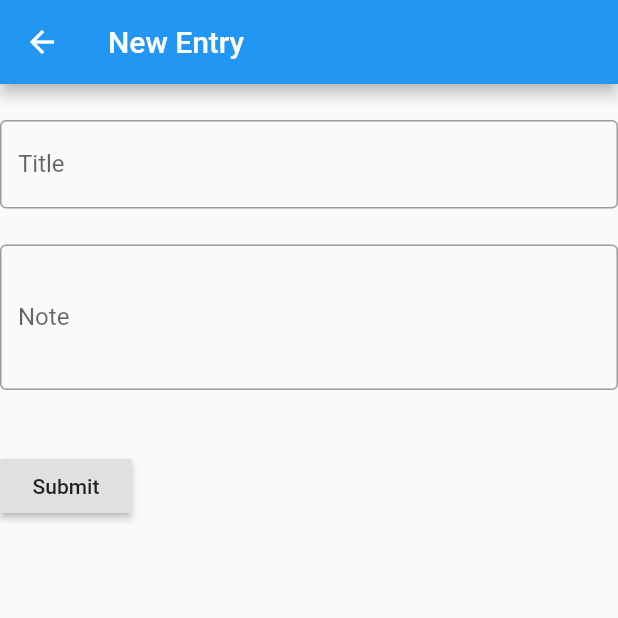
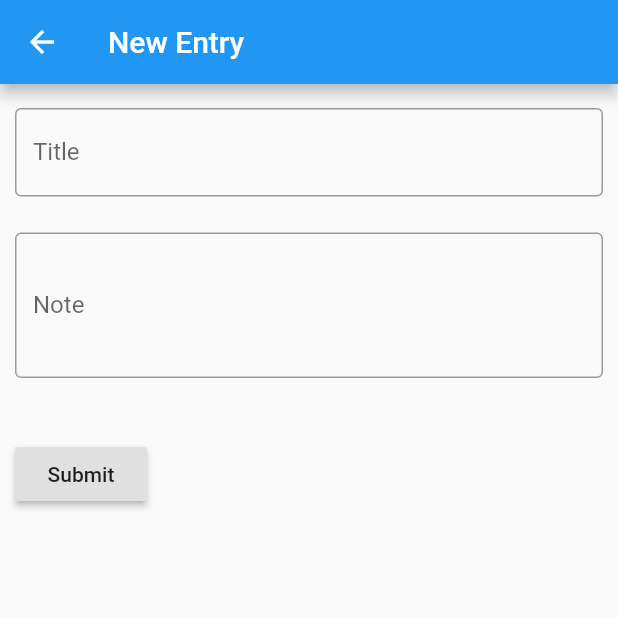
Before and after one commit to nishikigoi/ournote, a Flutter app: the NewEntry screen opened directly, on a phone screen of 412 x 824 dp, the top half of it. Run offline on Flutter 3.47's test engine with Material 2 defaults, Android fonts, the light colour scheme and no system bars; our stand-ins replace firebase_database; accounts and stored records are empty.

Commit message:
modify layout

```diff
--- a/lib/newentry.dart
+++ b/lib/newentry.dart
@@ -30,10 +30,12 @@ class _NewEntryState extends State<NewEntry> {
           builder: (context) =>
         Form(
       key: _formKey,
-      child: Column(
+      child: Padding(
+    padding: const EdgeInsets.symmetric(horizontal: 10.0),
+    child: Column(
         crossAxisAlignment: CrossAxisAlignment.start,
         children: <Widget>[
-          SizedBox(height: 24.0),
+          SizedBox(height: 16.0),
           TextFormField(
             decoration: InputDecoration(
               border: OutlineInputBorder(),
@@ -90,7 +92,7 @@ class _NewEntryState extends State<NewEntry> {
             ),
           ),
         ],
-      )),
+      ))),
     ),
     );
   }
```
Also changed, not shown: lib/detailentry.dart (+25 -7 lines).
